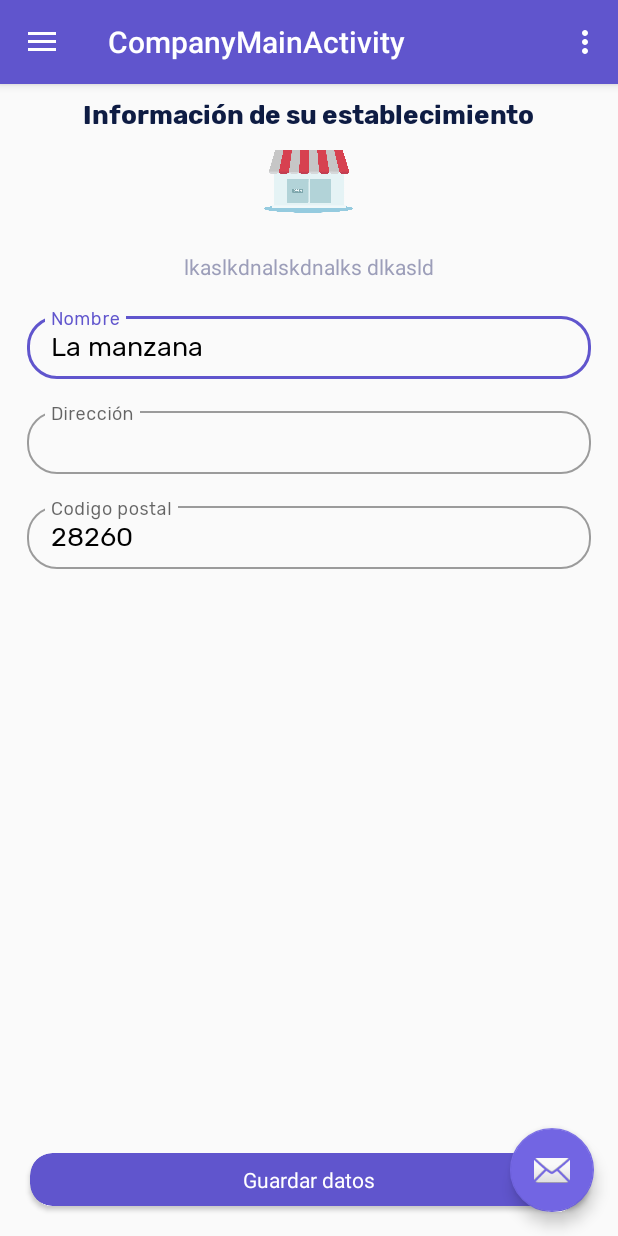
After one commit to vladymix/and_exchange, an Android app: the CompanyMainActivity screen opened directly, with no data from a screen before it, on a phone screen of 412 x 824 dp. The commit adds this screen. Run offline under Robolectric (Android 15) with nearby library versions, the phone set to English and light mode, and no system bars.

Commit message:
Create drawable meu

```diff
--- a/Exchange/app/src/main/AndroidManifest.xml
+++ b/Exchange/app/src/main/AndroidManifest.xml
@@ -16,6 +16,11 @@
             android:supportsRtl="true"
             android:theme="@style/AppTheme"
             tools:ignore="GoogleAppIndexingWarning">
+        <activity
+                android:name=".ui.CompanyMainActivity"
+                android:label="@string/title_activity_company_main"
+                android:theme="@style/AppTheme.NoActionBar">
+        </activity>
         <activity android:name=".ui.LoginActivity">
         </activity>
         <activity android:name=".MainActivity"/>
--- a/Exchange/app/src/main/java/com/altamirano/fabricio/lamanzana/services/ServiceNavigation.kt
+++ b/Exchange/app/src/main/java/com/altamirano/fabricio/lamanzana/services/ServiceNavigation.kt
@@ -5,6 +5,7 @@ import android.content.Intent
 import com.altamirano.fabricio.lamanzana.ui.CountriesActivity
 import com.altamirano.fabricio.lamanzana.NewChangeActivity
 import com.altamirano.fabricio.lamanzana.entities.Country
+import com.altamirano.fabricio.lamanzana.ui.CompanyMainActivity
 import com.altamirano.fabricio.lamanzana.ui.LoginActivity
 
 object ServiceNavigation {
@@ -26,4 +27,9 @@ object ServiceNavigation {
         val intent = Intent(activity, NewChangeActivity::class.java)
         activity.startActivity(intent)
     }
+
+    fun gotoMainCompany(activity: Activity) {
+        val intent = Intent(activity, CompanyMainActivity::class.java)
+        activity.startActivity(intent)
+    }
 }
--- /dev/null
+++ b/Exchange/app/src/main/java/com/altamirano/fabricio/lamanzana/ui/CompanyMainActivity.kt
@@ -0,0 +1,79 @@
+package com.altamirano.fabricio.lamanzana.ui
+
+import android.os.Bundle
+import com.google.android.material.floatingactionbutton.FloatingActionButton
+import com.google.android.material.snackbar.Snackbar
+import androidx.core.view.GravityCompat
+import androidx.appcompat.app.ActionBarDrawerToggle
+import android.view.MenuItem
+import androidx.drawerlayout.widget.DrawerLayout
+import com.google.android.material.navigation.NavigationView
+import androidx.appcompat.app.AppCompatActivity
+import androidx.appcompat.widget.Toolbar
+import android.view.Menu
+import com.altamirano.fabricio.lamanzana.R
+
+class CompanyMainActivity : AppCompatActivity(), NavigationView.OnNavigationItemSelectedListener {
+
+
+    override fun onCreate(savedInstanceState: Bundle?) {
+        super.onCreate(savedInstanceState)
+        setContentView(R.layout.activity_company_main)
+        val toolbar: Toolbar = findViewById(R.id.toolbar)
+        setSupportActionBar(toolbar)
+
+        val fab: FloatingActionButton = findViewById(R.id.fab)
+        fab.setOnClickListener { view ->
+            Snackbar.make(view, "Replace with your own action", Snackbar.LENGTH_LONG)
+                .setAction("Action", null).show()
+        }
+        val drawerLayout: DrawerLayout = findViewById(R.id.drawer_layout)
+        val navView: NavigationView = findViewById(R.id.nav_view)
+        val toggle = ActionBarDrawerToggle(
+            this, drawerLayout, toolbar, R.string.navigation_drawer_open, R.string.navigation_drawer_close
+        )
+        drawerLayout.addDrawerListener(toggle)
+        toggle.syncState()
+
+        navView.setNavigationItemSelectedListener(this)
+    }
+
+    override fun onBackPressed() {
+        val drawerLayout: DrawerLayout = findViewById(R.id.drawer_layout)
+        if (drawerLayout.isDrawerOpen(GravityCompat.START)) {
+            drawerLayout.closeDrawer(GravityCompat.START)
+        } else {
+            super.onBackPressed()
+        }
+    }
+
+    override fun onCreateOptionsMenu(menu: Menu): Boolean {
+        menuInflater.inflate(R.menu.company_main, menu)
+        return true
+    }
+
+    override fun onOptionsItemSelected(item: MenuItem): Boolean {
+        return when (item.itemId) {
+            R.id.action_settings -> true
+            else -> super.onOptionsItemSelected(item)
+        }
+    }
+
+    override fun onNavigationItemSelected(item: MenuItem): Boolean {
+        // Handle navigation view item clicks here.
+        when (item.itemId) {
+            R.id.nav_countries -> {
+                // Handle the camera action
+            }
+            R.id.nav_company -> {
+
+            }
+            R.id.nav_send -> {
+
+            }
+        }
+        val drawerLayout: DrawerLayout = findViewById(R.id.drawer_layout)
+        drawerLayout.closeDrawer(GravityCompat.START)
+        return true
+    }
+}
--- a/Exchange/app/src/main/java/com/altamirano/fabricio/lamanzana/ui/LoginActivity.kt
+++ b/Exchange/app/src/main/java/com/altamirano/fabricio/lamanzana/ui/LoginActivity.kt
@@ -6,6 +6,7 @@ import android.view.View
 import android.widget.TextView
 import android.widget.Toast
 import com.altamirano.fabricio.lamanzana.R
+import com.altamirano.fabricio.lamanzana.services.ServiceNavigation
 import com.altamirano.fabricio.lamanzana.viewmodels.login.ILoginBinding
 import com.altamirano.fabricio.lamanzana.viewmodels.login.ILoginViewModel
 import com.altamirano.fabricio.lamanzana.viewmodels.login.LoginViewModel
@@ -28,7 +29,8 @@ class LoginActivity : AppCompatActivity(), ILoginBinding {
     }
 
     override fun sucessfull() {
-        Toast.makeText(this, "Usuario logado", Toast.LENGTH_LONG).show()
+        Toast.makeText(this, "Wellcome", Toast.LENGTH_LONG).show()
+        ServiceNavigation.gotoMainCompany(this)
     }
 
     override fun showError(resId: Int) {
--- a/Exchange/app/src/main/java/com/altamirano/fabricio/lamanzana/ui/fragments/CompanyEditFragment.kt
+++ b/Exchange/app/src/main/java/com/altamirano/fabricio/lamanzana/ui/fragments/CompanyEditFragment.kt
@@ -1,4 +1,4 @@
-package com.altamirano.fabricio.lamanzana.ui
+package com.altamirano.fabricio.lamanzana.ui.fragments
 
 
 import android.os.Bundle
--- /dev/null
+++ b/Exchange/app/src/main/res/layout/activity_company_main.xml
@@ -0,0 +1,26 @@
+<?xml version="1.0" encoding="utf-8"?>
+<androidx.drawerlayout.widget.DrawerLayout
+        xmlns:android="http://schemas.android.com/apk/res/android"
+        xmlns:app="http://schemas.android.com/apk/res-auto"
+        xmlns:tools="http://schemas.android.com/tools"
+        android:id="@+id/drawer_layout"
+        android:layout_width="match_parent"
+        android:layout_height="match_parent"
+        android:fitsSystemWindows="true"
+        tools:openDrawer="start">
+
+    <include
+            layout="@layout/app_bar_company_main"
+            android:layout_width="match_parent"
+            android:layout_height="match_parent"/>
+
+    <com.google.android.material.navigation.NavigationView
+            android:id="@+id/nav_view"
+            android:layout_width="wrap_content"
+            android:layout_height="match_parent"
+            android:layout_gravity="start"
+            android:fitsSystemWindows="true"
+            app:headerLayout="@layout/nav_header_company_main"
+            app:menu="@menu/activity_company_main_drawer"/>
+
+</androidx.drawerlayout.widget.DrawerLayout>
--- /dev/null
+++ b/Exchange/app/src/main/res/layout/app_bar_company_main.xml
@@ -0,0 +1,34 @@
+<?xml version="1.0" encoding="utf-8"?>
+<androidx.coordinatorlayout.widget.CoordinatorLayout
+        xmlns:android="http://schemas.android.com/apk/res/android"
+        xmlns:app="http://schemas.android.com/apk/res-auto"
+        xmlns:tools="http://schemas.android.com/tools"
+        android:layout_width="match_parent"
+        android:layout_height="match_parent"
+        tools:context=".ui.CompanyMainActivity">
+
+    <com.google.android.material.appbar.AppBarLayout
+            android:layout_height="wrap_content"
+            android:layout_width="match_parent"
+            android:theme="@style/AppTheme.AppBarOverlay">
+
+        <androidx.appcompat.widget.Toolbar
+                android:id="@+id/toolbar"
+                android:layout_width="match_parent"
+                android:layout_height="?attr/actionBarSize"
+                android:background="?attr/colorPrimary"
+                app:popupTheme="@style/AppTheme.PopupOverlay"/>
+
+    </com.google.android.material.appbar.AppBarLayout>
+
+    <include layout="@layout/content_company_main"/>
+
+    <com.google.android.material.floatingactionbutton.FloatingActionButton
+            android:id="@+id/fab"
+            android:layout_width="wrap_content"
+            android:layout_height="wrap_content"
+            android:layout_gravity="bottom|end"
+            android:layout_margin="@dimen/fab_margin"
+            app:srcCompat="@android:drawable/ic_dialog_email"/>
+
+</androidx.coordinatorlayout.widget.CoordinatorLayout>
--- /dev/null
+++ b/Exchange/app/src/main/res/layout/content_company_main.xml
@@ -0,0 +1,14 @@
+<?xml version="1.0" encoding="utf-8"?>
+<androidx.constraintlayout.widget.ConstraintLayout
+        xmlns:android="http://schemas.android.com/apk/res/android"
+        xmlns:tools="http://schemas.android.com/tools"
+        xmlns:app="http://schemas.android.com/apk/res-auto"
+        android:layout_width="match_parent"
+        android:layout_height="match_parent"
+        app:layout_behavior="@string/appbar_scrolling_view_behavior"
+        tools:showIn="@layout/app_bar_company_main"
+        tools:context=".ui.CompanyMainActivity">
+
+    <include layout="@layout/fragment_company_edit"/>
+
+</androidx.constraintlayout.widget.ConstraintLayout>
--- a/Exchange/app/src/main/res/layout/fragment_company_edit.xml
+++ b/Exchange/app/src/main/res/layout/fragment_company_edit.xml
@@ -4,7 +4,7 @@
              xmlns:app="http://schemas.android.com/apk/res-auto"
              android:layout_width="match_parent"
              android:layout_height="match_parent"
-             tools:context=".ui.CompanyEditFragment">
+             tools:context=".ui.fragments.CompanyEditFragment">
 
     <!-- TODO: Update blank fragment layout -->
     <RelativeLayout
--- /dev/null
+++ b/Exchange/app/src/main/res/menu/activity_company_main_drawer.xml
@@ -0,0 +1,27 @@
+<?xml version="1.0" encoding="utf-8"?>
+<menu xmlns:android="http://schemas.android.com/apk/res/android"
+      xmlns:tools="http://schemas.android.com/tools"
+      tools:showIn="navigation_view">
+
+    <group android:checkableBehavior="single">
+        <item
+                android:id="@+id/nav_countries"
+                android:icon="@drawable/ic_ecu"
+                android:title="@string/menu_home"/>
+        <item
+                android:id="@+id/nav_company"
+                android:icon="@drawable/ic_store"
+                android:title="@string/menu_gallery"/>
+
+    </group>
+
+    <item android:title="Communicate">
+        <menu>
+            <item
+                    android:id="@+id/nav_send"
+                    android:icon="@drawable/ic_menu_send"
+                    android:title="Cerrar session"/>
+        </menu>
+    </item>
+
+</menu>
--- /dev/null
+++ b/Exchange/app/src/main/res/menu/company_main.xml
@@ -0,0 +1,8 @@
+<?xml version="1.0" encoding="utf-8"?>
+<menu xmlns:android="http://schemas.android.com/apk/res/android"
+      xmlns:app="http://schemas.android.com/apk/res-auto">
+    <item android:id="@+id/action_settings"
+          android:title="@string/action_settings"
+          android:orderInCategory="100"
+          app:showAsAction="never"/>
+</menu>
--- /dev/null
+++ b/Exchange/app/src/main/res/values-v21/styles.xml
@@ -0,0 +1,7 @@
+<resources>
+    <style name="AppTheme.NoActionBar">
+        <item name="windowActionBar">false</item>
+        <item name="windowNoTitle">true</item>
+        <item name="android:statusBarColor">@android:color/transparent</item>
+    </style>
+</resources>
--- a/Exchange/app/src/main/res/values/dimens.xml
+++ b/Exchange/app/src/main/res/values/dimens.xml
@@ -2,4 +2,7 @@
     <!-- Default screen margins, per the Android Design guidelines. -->
     <dimen name="activity_horizontal_margin">16dp</dimen>
     <dimen name="activity_vertical_margin">16dp</dimen>
+    <dimen name="nav_header_vertical_spacing">8dp</dimen>
+    <dimen name="nav_header_height">176dp</dimen>
+    <dimen name="fab_margin">16dp</dimen>
 </resources>
--- a/Exchange/app/src/main/res/values/strings.xml
+++ b/Exchange/app/src/main/res/values/strings.xml
@@ -25,5 +25,19 @@
 
     <!-- TODO: Remove or change this placeholder text -->
     <string name="hello_blank_fragment">Hello blank fragment</string>
+    <string name="title_activity_company_main">CompanyMainActivity</string>
+    <string name="navigation_drawer_open">Open navigation drawer</string>
+    <string name="navigation_drawer_close">Close navigation drawer</string>
+    <string name="nav_header_title">Android Studio</string>
+    <string name="nav_header_subtitle">android.studio@android.com</string>
+    <string name="nav_header_desc">Navigation header</string>
+    <string name="action_settings">Settings</string>
+
+    <string name="menu_home">Home</string>
+    <string name="menu_gallery">Gallery</string>
+    <string name="menu_slideshow">Slideshow</string>
+    <string name="menu_tools">Tools</string>
+    <string name="menu_share">Share</string>
+    <string name="menu_send">Send</string>
 
 </resources>
--- a/Exchange/app/src/main/res/values/styles.xml
+++ b/Exchange/app/src/main/res/values/styles.xml
@@ -20,5 +20,11 @@
         <item name="android:textSize">18sp</item>
         <item name="android:padding">10dp</item>
     </style>
+    <style name="AppTheme.NoActionBar">
+        <item name="windowActionBar">false</item>
+        <item name="windowNoTitle">true</item>
+    </style>
+    <style name="AppTheme.AppBarOverlay" parent="ThemeOverlay.AppCompat.Dark.ActionBar"/>
+    <style name="AppTheme.PopupOverlay" parent="ThemeOverlay.AppCompat.Light"/>
 
 </resources>
```
Also changed, not shown: Exchange/app/src/main/res/drawable/btn_backgroud.xml (added, +11 -0 lines), Exchange/app/src/main/res/drawable/side_nav_bar.xml (added, +9 -0 lines), Exchange/app/src/main/res/layout/nav_header_company_main.xml (added, +33 -0 lines), Exchange/app/src/main/res/values/drawables.xml (added, +8 -0 lines). Lines whose indentation alone changed are shown as unchanged.
